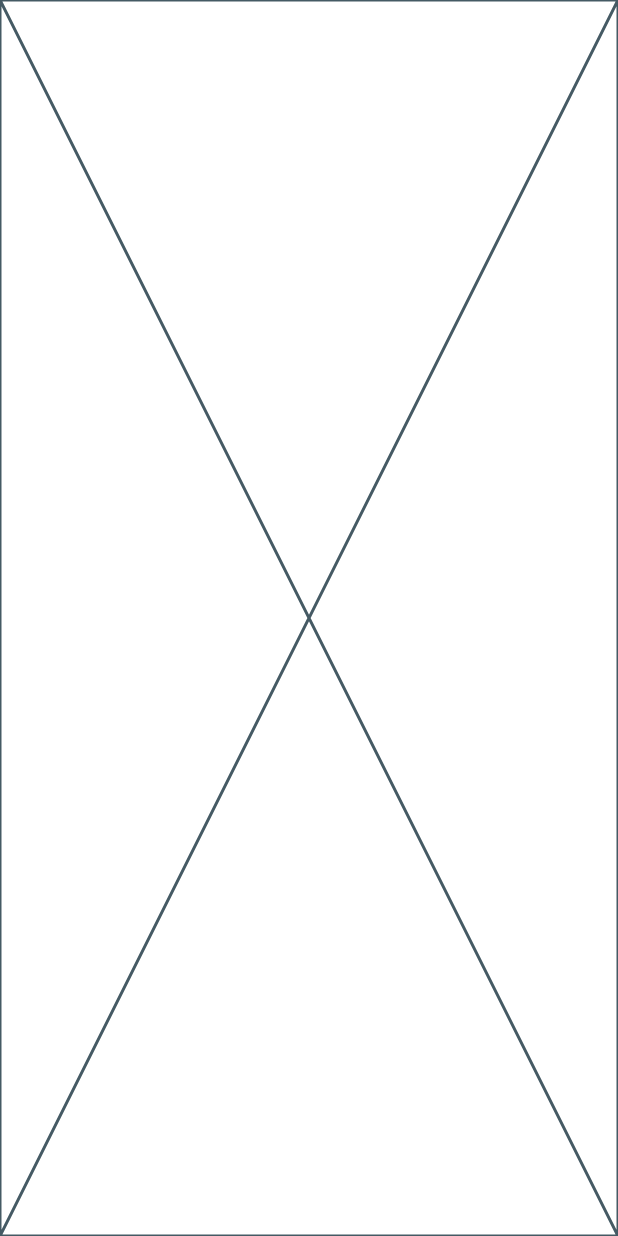
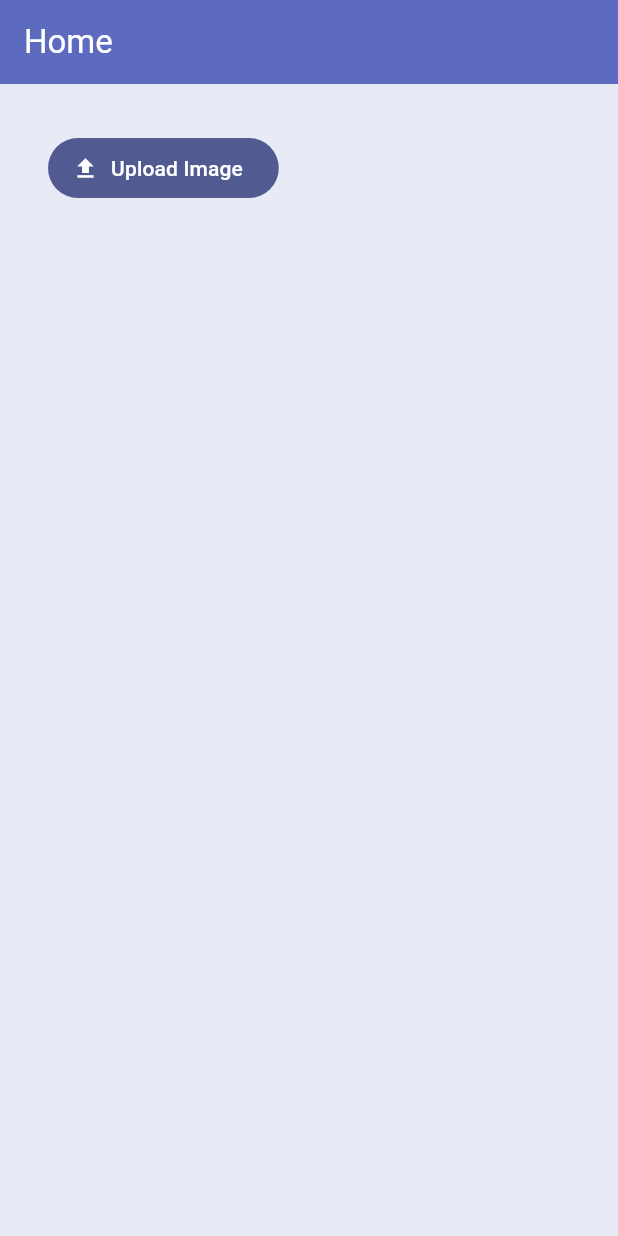
Before and after one commit to awesomeosep/refrigerator, a Flutter app: the screen it shows after launch, on a phone screen of 412 x 824 dp. Run offline on Flutter 3.47's test engine with Material 3 defaults, Android fonts, the phone set to English and light mode, and no system bars; our stand-ins replace flutter_colorpicker, image_picker.

Commit message:
separate home, edit, and upload pages

```diff
--- a/lib/home.dart
+++ b/lib/home.dart
@@ -1,4 +1,7 @@
+import 'dart:io';
+
 import 'package:flutter/material.dart';
+import 'package:drawing_app/utils/file_directories.dart';
 
 class HomePage extends StatefulWidget {
   const HomePage({super.key});
@@ -7,9 +10,71 @@ class HomePage extends StatefulWidget {
   State<HomePage> createState() => _HomePageState();
 }
 
+// Future<String> get _localPath async {
+//   final directory = await getApplicationDocumentsDirectory();
+//   return directory.path;
+// }
+
 class _HomePageState extends State<HomePage> {
+  List<FileSystemEntity> files = [];
+
+  firstLoad() async {
+    await checkForSavedImagesFolder();
+    String imagesDirectoryPath = await getImagesDirectory;
+    final dir = Directory(imagesDirectoryPath);
+    final List<FileSystemEntity> entities = await dir.list().toList();
+    setState(() {
+      files = entities;
+    });
+  }
+
+  @override
+  void initState() {
+    super.initState();
+    WidgetsBinding.instance.addPostFrameCallback((_) {
+      firstLoad();
+    });
+  }
+
+  Future<void> checkForSavedImagesFolder() async {
+    String imagesDirectoryPath = await getImagesDirectory;
+    bool checkPathExistence = await Directory(imagesDirectoryPath).exists();
+    if (!checkPathExistence) {
+      print("creating new directory");
+      await Directory(imagesDirectoryPath).create(recursive: true);
+      print("should have created new directory");
+    } else {
+      print("directory already exists");
+      return;
+    }
+  }
+
   @override
   Widget build(BuildContext context) {
-    return const Placeholder();
+    return Scaffold(
+      appBar: AppBar(
+        backgroundColor: Colors.indigo[400],
+        title: const Text("Home", style: TextStyle(color: Colors.white)),
+      ),
+      body: Padding(
+        padding: const EdgeInsets.all(32),
+        child: Column(crossAxisAlignment: CrossAxisAlignment.start, children: [
+          FilledButton.icon(
+              icon: const Icon(Icons.upload),
+              onPressed: () async {
+                await checkForSavedImagesFolder();
+                Navigator.pushNamed(context, "/edit");
+              },
+              label: const Text("Upload Image")),
+          const SizedBox(height: 16),
+          if (files.isNotEmpty)
+            Wrap(
+              spacing: 16,
+              runSpacing: 16,
+              children: files.map((item) => SizedBox(height: 150, child: Image.file(File(item.path)))).toList(),
+            ),
+        ]),
+      ),
+    );
   }
 }
--- a/lib/main.dart
+++ b/lib/main.dart
@@ -1,5 +1,6 @@
-import 'package:drawing_app/edit_page.dart';
+import 'package:drawing_app/edit.dart';
 import 'package:drawing_app/home.dart';
+import 'package:drawing_app/upload.dart';
 import 'package:flutter/material.dart';
 
 void main() {
@@ -17,10 +18,11 @@ class MyApp extends StatelessWidget {
           useMaterial3: true,
           scaffoldBackgroundColor: Colors.indigo[50]),
       title: 'Drawing App',
-      home: const HomePage(),
       routes: {
+        "/": (context) => const HomePage(),
+        "/home": (context) => const HomePage(),
+        "/upload": (context) => const UploadPage(),
         "/edit": (context) => const EditPage(),
-        "/home": (context) => const HomePage(),
       },
     );
   }
--- a/lib/default_color_filters.dart
+++ b/lib/utils/default_color_filters.dart
@@ -1,6 +1,6 @@
 import 'dart:ui';
 
-import 'package:drawing_app/edit_page.dart';
+import 'package:drawing_app/edit.dart';
 
 List<NamedColorFilter> defaultColorFilters = [
   NamedColorFilter(
--- a/lib/edited_image.dart
+++ b/lib/utils/edited_image.dart
@@ -1,6 +1,6 @@
 import 'dart:io';
 
-import 'package:drawing_app/edit_page.dart';
+import 'package:drawing_app/edit.dart';
 import 'package:flutter/foundation.dart';
 import 'package:flutter/material.dart';
 import 'package:image_picker/image_picker.dart';
--- a/lib/get_image_dimensions.dart
+++ b/lib/utils/get_image_dimensions.dart
@@ -4,7 +4,5 @@ import 'package:flutter/material.dart';
 
 Future<Size> getImageDimensions(File imageFile) async {
   var decodedImage = await decodeImageFromList(imageFile.readAsBytesSync());
-  // print(decodedImage.width);
-  // print(decodedImage.height);
   return Size(decodedImage.width.toDouble(), decodedImage.height.toDouble());
 }
--- a/pubspec.yaml
+++ b/pubspec.yaml
@@ -41,6 +41,7 @@ dependencies:
   # croppy: ^1.3.1
   # image_cropping: ^0.0.14
   path_provider: ^2.1.5
+  path: ^1.9.0
 
 dev_dependencies:
   flutter_test:
```
Also changed, not shown: lib/edit.dart (renamed from lib/edit_page.dart, +12 -6 lines), lib/upload.dart (added, +15 -0 lines), lib/utils/file_directories.dart (added, +11 -0 lines), pubspec.lock.
